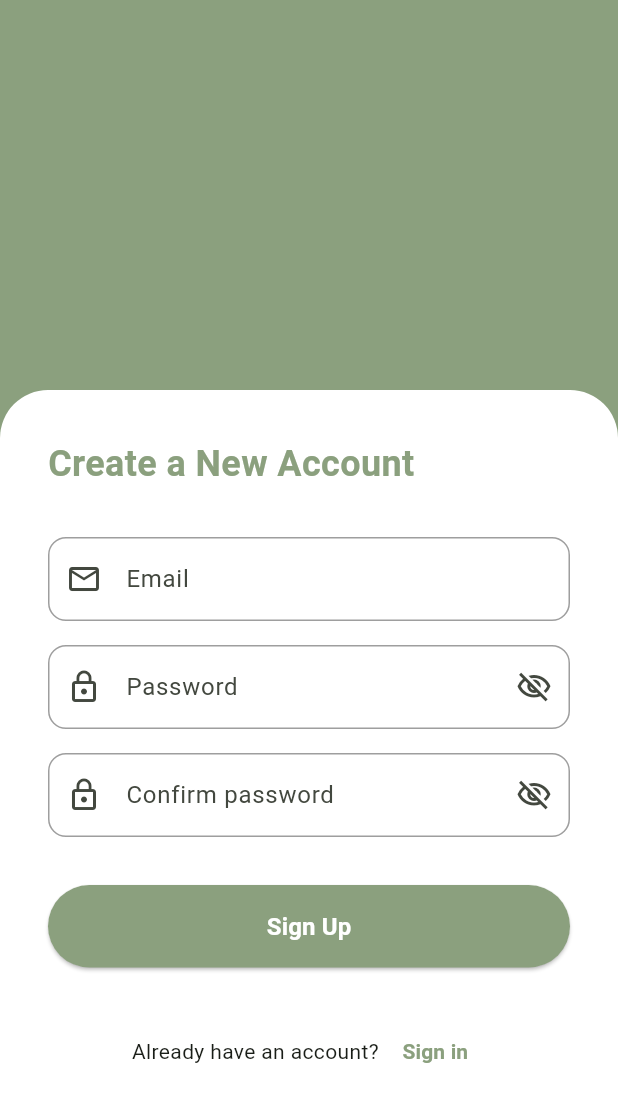
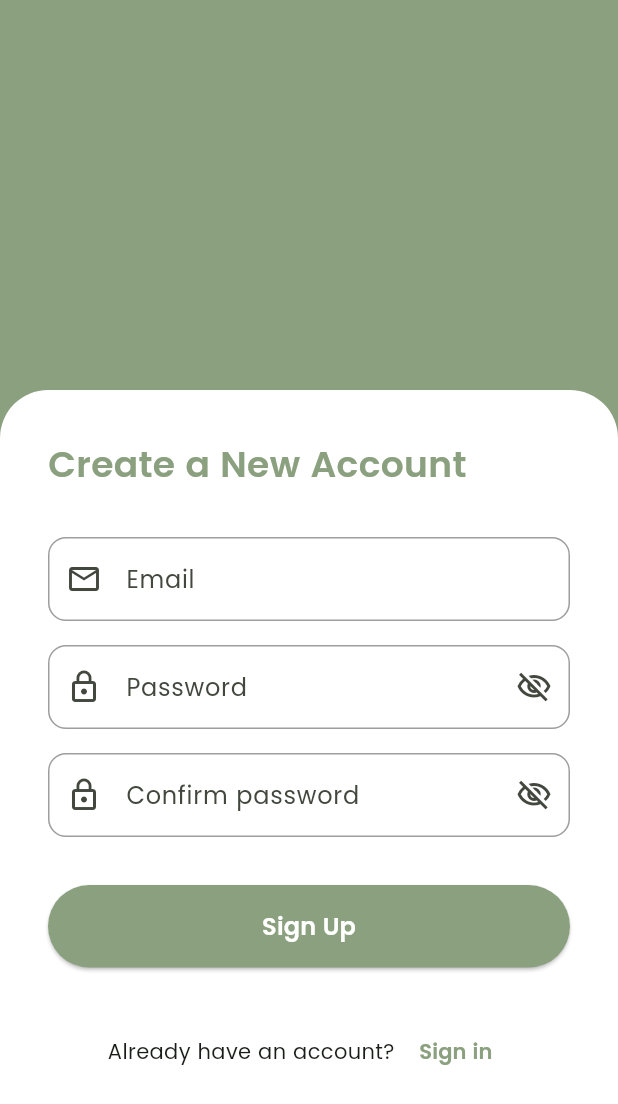
Before and after one commit to fakhriiazhar/Octaklinik, a Flutter app: the screen it shows after launch, after a tap on "Sign Up", on a phone screen of 412 x 824 dp. Shown: the top 1104 px of the screen. Run offline on Flutter 3.47's test engine with Material 3 defaults, Android fonts, the phone set to English and light mode, and no system bars; our stand-ins replace firebase_auth, firebase_core, sqflite; accounts and stored records are empty.

Commit message:
Mengganti font aplikasi menjadi Poppins

```diff
--- a/lib/main.dart
+++ b/lib/main.dart
@@ -21,6 +21,7 @@ class MyApp extends StatelessWidget {
       theme: ThemeData(
         colorScheme: ColorScheme.fromSeed(seedColor: const Color(0xFF8BA07E)),
         useMaterial3: true,
+        fontFamily: 'Poppins',
       ),
       home: const SplashScreen(),
       debugShowCheckedModeBanner: false,
```
Also changed, not shown: pubspec.yaml (+24 -8 lines), fonts/Poppins-Black.ttf (added), fonts/Poppins-BlackItalic.ttf (added), fonts/Poppins-Bold.ttf (added), fonts/Poppins-BoldItalic.ttf (added), fonts/Poppins-ExtraBold.ttf (added), fonts/Poppins-ExtraBoldItalic.ttf (added), fonts/Poppins-ExtraLight.ttf (added), fonts/Poppins-ExtraLightItalic.ttf (added), fonts/Poppins-Italic.ttf (added), fonts/Poppins-Light.ttf (added), fonts/Poppins-LightItalic.ttf (added), fonts/Poppins-Medium.ttf (added), fonts/Poppins-MediumItalic.ttf (added), 5 more files, 1 other file.
